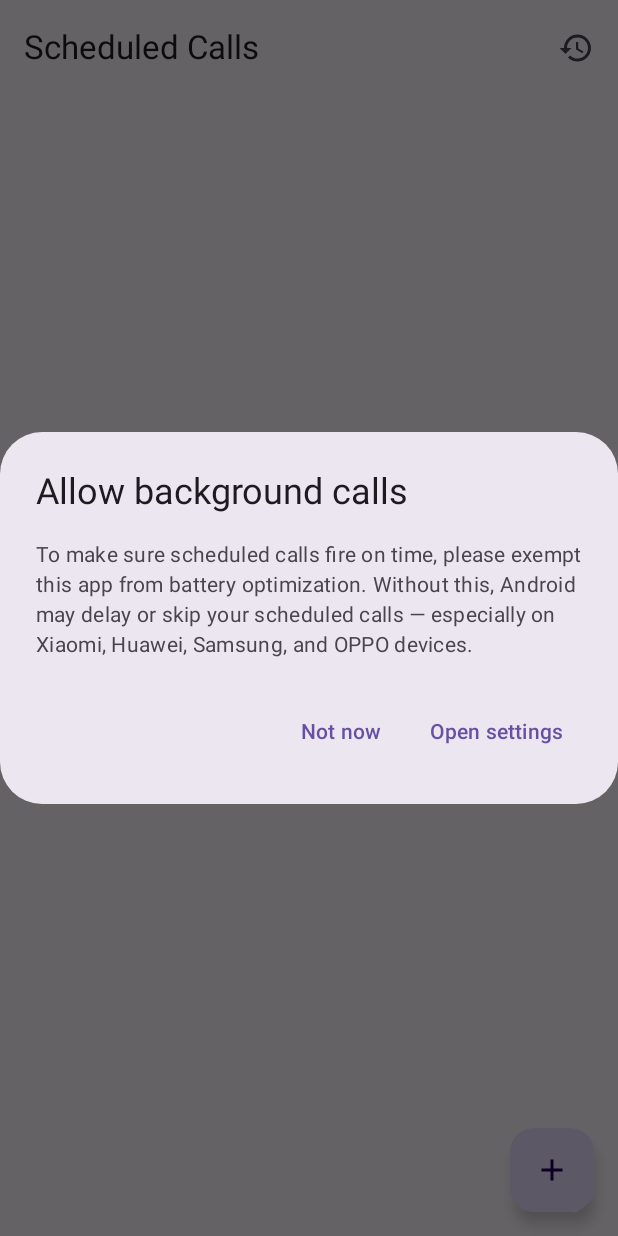
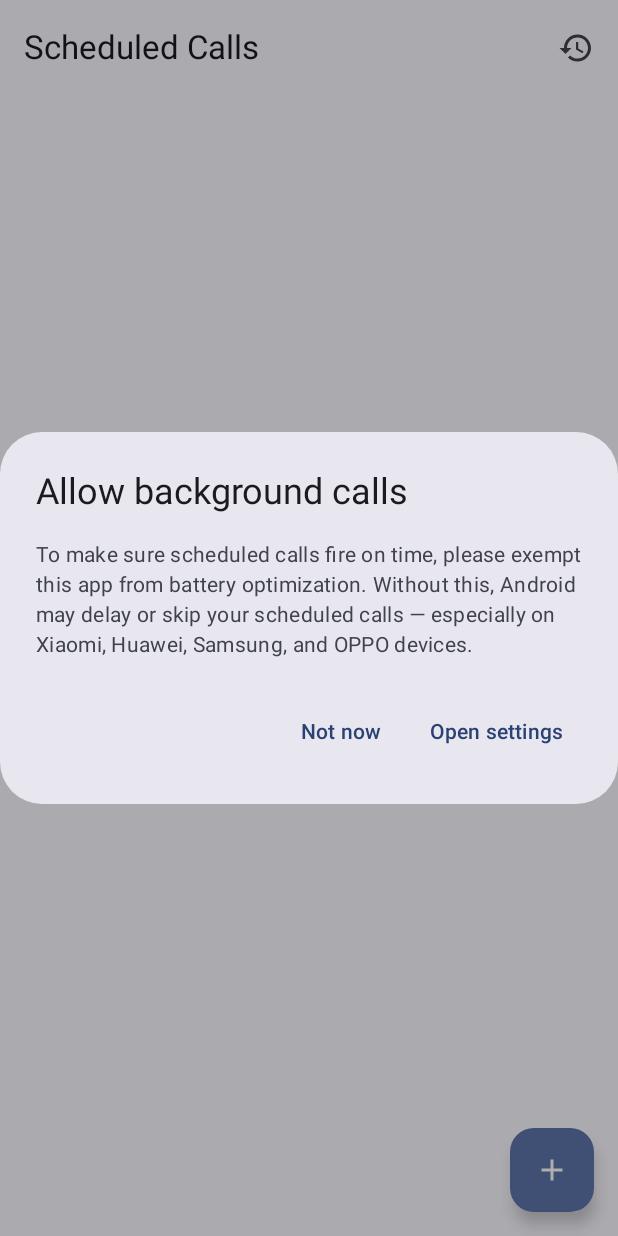
Before and after one commit to Mutua-Caleb/Scheduler, an Android app built with Jetpack Compose: the screen it shows after launch (MainActivity), on a phone screen of 412 x 824 dp. Run offline under Robolectric (Android 15) with nearby library versions, the phone set to English and light mode, and no system bars; our stand-ins replace Room's generated code.

Commit message:
Add tests, l10n, dark theme, timezone-aware scheduling
Timezone:
- ScheduledCall now stores LocalDateTime + ZoneId alongside the derived
  scheduledTimeMillis. Captures the device zone at save time.
- Recurrence.nextOccurrence operates on LocalDateTime so DST transitions
  are handled correctly (e.g. "8 AM daily" stays at 8 AM wall-clock
  through spring-forward and fall-back).
- ScheduledCallTime.computeMillis converts (local, zone) -> instant.
- BootReceiver recomputes millis in the stored zone (handles DST that
  occurred during downtime) but never overwrites a future fire time
  that's already been adjusted (e.g. by a snooze).
- CallExecutor.advanceRecurrence uses LocalDateTime arithmetic in the
  stored zone, so recurring calls follow the original zone — calendar-
  style behavior when traveling.
- Edit screen and list now display the saved zone alongside the time.

Tests:
- JUnit tests for Recurrence (NONE/DAILY/WEEKLY/WEEKDAYS, weekend skip)
  and ScheduledCallTime.computeMillis (DST gap, cross-zone instants).
- Added junit dependency and testImplementation.

Localization:
- All user-facing strings moved to res/values/strings.xml. Compose uses
  stringResource; Service/notification code uses Context.getString.
- Recurrence.label switched from a hardcoded String to a string resource
  resolved via Context.

Dark theme:
- New SchedulerTheme uses Material3 dynamic color on API 31+ and a
  curated light/dark color scheme as fallback.
- Activity parent theme switched to Theme.Material3.DayNight.NoActionBar
  (added com.google.android.material:material dependency).

Schema bumped to v3 with destructive migration.

```diff
--- a/app/build.gradle.kts
+++ b/app/build.gradle.kts
@@ -60,5 +60,7 @@ dependencies {
     implementation(libs.androidx.room.ktx)
     ksp(libs.androidx.room.compiler)
     implementation(libs.kotlinx.coroutines.android)
+    implementation(libs.google.material)
     debugImplementation(libs.androidx.ui.tooling)
+    testImplementation(libs.junit)
 }
--- a/app/src/main/java/com/scheduler/calls/data/AppDatabase.kt
+++ b/app/src/main/java/com/scheduler/calls/data/AppDatabase.kt
@@ -19,7 +19,7 @@ class Converters {
 
 @Database(
     entities = [ScheduledCall::class, CallEvent::class],
-    version = 2,
+    version = 3,
     exportSchema = false
 )
 @TypeConverters(Converters::class)
--- a/app/src/main/java/com/scheduler/calls/ui/MainActivity.kt
+++ b/app/src/main/java/com/scheduler/calls/ui/MainActivity.kt
@@ -26,11 +26,14 @@ import androidx.compose.runtime.mutableStateOf
 import androidx.compose.runtime.remember
 import androidx.compose.runtime.setValue
 import androidx.compose.ui.Modifier
+import androidx.compose.ui.res.stringResource
 import androidx.core.content.edit
 import androidx.navigation.compose.NavHost
 import androidx.navigation.compose.composable
 import androidx.navigation.compose.rememberNavController
+import com.scheduler.calls.R
 import com.scheduler.calls.alarm.CallNotifications
+import com.scheduler.calls.ui.theme.SchedulerTheme
 
 class MainActivity : ComponentActivity() {
 
@@ -47,8 +50,11 @@ class MainActivity : ComponentActivity() {
         requestStartupPermissions()
 
         setContent {
-            MaterialTheme {
-                Surface(modifier = Modifier.fillMaxSize(), color = MaterialTheme.colorScheme.background) {
+            SchedulerTheme {
+                Surface(
+                    modifier = Modifier.fillMaxSize(),
+                    color = MaterialTheme.colorScheme.background
+                ) {
                     val navController = rememberNavController()
                     val calls by viewModel.calls.collectAsState()
                     val history by viewModel.history.collectAsState()
@@ -85,10 +91,10 @@ class MainActivity : ComponentActivity() {
                             val existing = calls.firstOrNull { it.id == id }
                             EditScheduleScreen(
                                 existing = existing,
-                                onSave = { name, phone, time, notes, recurrence ->
+                                onSave = { name, phone, local, zone, notes, recurrence ->
                                     ensureExactAlarmPermission()
                                     ensureOverlayPermission()
-                                    viewModel.saveCall(id, name, phone, time, notes, recurrence)
+                                    viewModel.saveCall(id, name, phone, local, zone, notes, recurrence)
                                     navController.popBackStack()
                                 },
                                 onCancel = { navController.popBackStack() }
@@ -170,20 +176,17 @@ class MainActivity : ComponentActivity() {
 private fun BatteryOptimizationDialog(onConfirm: () -> Unit, onDismiss: () -> Unit) {
     AlertDialog(
         onDismissRequest = onDismiss,
-        title = { Text("Allow background calls") },
-        text = {
-            Text(
-                "To make sure scheduled calls fire on time, please exempt this app " +
-                    "from battery optimization. Without this, Android may delay or " +
-                    "skip your scheduled calls — especially on Xiaomi, Huawei, " +
-                    "Samsung, and OPPO devices."
-            )
-        },
+        title = { Text(stringResource(R.string.battery_dialog_title)) },
+        text = { Text(stringResource(R.string.battery_dialog_message)) },
         confirmButton = {
-            TextButton(onClick = onConfirm) { Text("Open settings") }
+            TextButton(onClick = onConfirm) {
+                Text(stringResource(R.string.battery_dialog_open))
+            }
         },
         dismissButton = {
-            TextButton(onClick = onDismiss) { Text("Not now") }
+            TextButton(onClick = onDismiss) {
+                Text(stringResource(R.string.battery_dialog_not_now))
+            }
         }
     )
 }
--- a/app/src/main/java/com/scheduler/calls/ui/ScheduleListScreen.kt
+++ b/app/src/main/java/com/scheduler/calls/ui/ScheduleListScreen.kt
@@ -26,11 +26,13 @@ import androidx.compose.material3.TopAppBar
 import androidx.compose.runtime.Composable
 import androidx.compose.ui.Alignment
 import androidx.compose.ui.Modifier
+import androidx.compose.ui.platform.LocalContext
+import androidx.compose.ui.res.stringResource
 import androidx.compose.ui.text.font.FontWeight
 import androidx.compose.ui.unit.dp
+import com.scheduler.calls.R
 import com.scheduler.calls.data.ScheduledCall
-import java.text.SimpleDateFormat
-import java.util.Date
+import java.time.format.DateTimeFormatter
 import java.util.Locale
 
 @OptIn(ExperimentalMaterial3Api::class)
@@ -45,17 +47,20 @@ fun ScheduleListScreen(
     Scaffold(
         topBar = {
             TopAppBar(
-                title = { Text("Scheduled Calls") },
+                title = { Text(stringResource(R.string.list_title)) },
                 actions = {
                     IconButton(onClick = onHistory) {
-                        Icon(Icons.Default.History, contentDescription = "History")
+                        Icon(
+                            Icons.Default.History,
+                            contentDescription = stringResource(R.string.action_history)
+                        )
                     }
                 }
             )
         },
         floatingActionButton = {
             FloatingActionButton(onClick = onAdd) {
-                Icon(Icons.Default.Add, contentDescription = "Add")
+                Icon(Icons.Default.Add, contentDescription = stringResource(R.string.action_add))
             }
         }
     ) { padding ->
@@ -64,7 +69,7 @@ fun ScheduleListScreen(
                 modifier = Modifier.fillMaxSize().padding(padding),
                 contentAlignment = Alignment.Center
             ) {
-                Text("No scheduled calls. Tap + to add one.")
+                Text(stringResource(R.string.list_empty))
             }
         } else {
             LazyColumn(
@@ -85,6 +90,7 @@ private fun CallRow(
     onEdit: (ScheduledCall) -> Unit,
     onDelete: (ScheduledCall) -> Unit
 ) {
+    val context = LocalContext.current
     Card(
         modifier = Modifier
             .fillMaxWidth()
@@ -97,7 +103,17 @@ private fun CallRow(
             Column(modifier = Modifier.weight(1f)) {
                 Text(call.contactName.ifBlank { call.phoneNumber }, fontWeight = FontWeight.Bold)
                 Text(call.phoneNumber, style = MaterialTheme.typography.bodySmall)
-                Text(formatTime(call.scheduledTimeMillis), style = MaterialTheme.typography.bodyMedium)
+                Text(formatLocal(call), style = MaterialTheme.typography.bodyMedium)
+                Text(
+                    stringResource(R.string.zone_label, call.zoneId),
+                    style = MaterialTheme.typography.labelSmall
+                )
+                if (call.recurrence != com.scheduler.calls.data.Recurrence.NONE) {
+                    Text(
+                        stringResource(R.string.repeats_prefix, call.recurrence.label(context)),
+                        style = MaterialTheme.typography.labelSmall
+                    )
+                }
                 if (call.notes.isNotBlank()) {
                     Text(
                         text = call.notes,
@@ -107,19 +123,24 @@ private fun CallRow(
                 }
                 if (call.triggered) {
                     Text(
-                        text = "Triggered",
+                        text = stringResource(R.string.status_triggered),
                         style = MaterialTheme.typography.labelSmall,
                         color = MaterialTheme.colorScheme.primary
                     )
                 }
             }
             IconButton(onClick = { onDelete(call) }) {
-                Icon(Icons.Default.Delete, contentDescription = "Delete")
+                Icon(
+                    Icons.Default.Delete,
+                    contentDescription = stringResource(R.string.action_delete)
+                )
             }
         }
     }
 }
 
-private val displayFormat = SimpleDateFormat("EEE, MMM d • h:mm a", Locale.getDefault())
+private val rowFormatter: DateTimeFormatter =
+    DateTimeFormatter.ofPattern("EEE, MMM d • h:mm a", Locale.getDefault())
 
-private fun formatTime(millis: Long): String = displayFormat.format(Date(millis))
+private fun formatLocal(call: ScheduledCall): String =
+    rowFormatter.format(call.parsedLocalDateTime())
--- /dev/null
+++ b/app/src/main/java/com/scheduler/calls/ui/theme/Theme.kt
@@ -0,0 +1,52 @@
+package com.scheduler.calls.ui.theme
+
+import android.os.Build
+import androidx.compose.foundation.isSystemInDarkTheme
+import androidx.compose.material3.MaterialTheme
+import androidx.compose.material3.darkColorScheme
+import androidx.compose.material3.dynamicDarkColorScheme
+import androidx.compose.material3.dynamicLightColorScheme
+import androidx.compose.material3.lightColorScheme
+import androidx.compose.runtime.Composable
+import androidx.compose.ui.graphics.Color
+import androidx.compose.ui.platform.LocalContext
+
+private val LightColors = lightColorScheme(
+    primary = Color(0xFF6650A4),
+    onPrimary = Color.White,
+    primaryContainer = Color(0xFFEADDFF),
+    onPrimaryContainer = Color(0xFF21005D),
+    secondary = Color(0xFF625B71),
+    background = Color(0xFFFFFBFE),
+    surface = Color(0xFFFFFBFE),
+    onBackground = Color(0xFF1C1B1F),
+    onSurface = Color(0xFF1C1B1F)
+)
+
+private val DarkColors = darkColorScheme(
+    primary = Color(0xFFD0BCFF),
+    onPrimary = Color(0xFF381E72),
+    primaryContainer = Color(0xFF4F378B),
+    onPrimaryContainer = Color(0xFFEADDFF),
+    secondary = Color(0xFFCCC2DC),
+    background = Color(0xFF1C1B1F),
+    surface = Color(0xFF1C1B1F),
+    onBackground = Color(0xFFE6E1E5),
+    onSurface = Color(0xFFE6E1E5)
+)
+
+@Composable
+fun SchedulerTheme(
+    darkTheme: Boolean = isSystemInDarkTheme(),
+    dynamicColor: Boolean = true,
+    content: @Composable () -> Unit
+) {
+    val context = LocalContext.current
+    val colorScheme = when {
+        dynamicColor && Build.VERSION.SDK_INT >= Build.VERSION_CODES.S ->
+            if (darkTheme) dynamicDarkColorScheme(context) else dynamicLightColorScheme(context)
+        darkTheme -> DarkColors
+        else -> LightColors
+    }
+    MaterialTheme(colorScheme = colorScheme, content = content)
+}
--- a/app/src/main/res/values/strings.xml
+++ b/app/src/main/res/values/strings.xml
@@ -1,4 +1,63 @@
 <?xml version="1.0" encoding="utf-8"?>
 <resources>
     <string name="app_name">Call Scheduler</string>
+
+    <!-- List screen -->
+    <string name="list_title">Scheduled Calls</string>
+    <string name="list_empty">No scheduled calls. Tap + to add one.</string>
+    <string name="action_add">Add</string>
+    <string name="action_delete">Delete</string>
+    <string name="action_history">History</string>
+    <string name="status_triggered">Triggered</string>
+    <string name="zone_label">Zone: %1$s</string>
+
+    <!-- Edit screen -->
+    <string name="edit_title_new">New Call</string>
+    <string name="edit_title_edit">Edit Call</string>
+    <string name="pick_from_contacts">Pick from contacts</string>
+    <string name="label_contact_name">Contact name</string>
+    <string name="label_phone_number">Phone number</string>
+    <string name="label_notes">Notes (shown when calling)</string>
+    <string name="scheduled_prefix">Scheduled: %1$s</string>
+    <string name="pick_date">Pick date</string>
+    <string name="pick_time">Pick time</string>
+    <string name="repeats_prefix">Repeats: %1$s</string>
+    <string name="action_cancel">Cancel</string>
+    <string name="action_save">Save</string>
+
+    <!-- Recurrence -->
+    <string name="recurrence_none">Once</string>
+    <string name="recurrence_daily">Every day</string>
+    <string name="recurrence_weekdays">Weekdays</string>
+    <string name="recurrence_weekly">Every week</string>
+
+    <!-- History -->
+    <string name="history_title">Call history</string>
+    <string name="history_empty">No call history yet.</string>
+    <string name="action_back">Back</string>
+    <string name="outcome_called">Called</string>
+    <string name="outcome_auto_fired">Auto-dialed</string>
+    <string name="outcome_snoozed">Snoozed</string>
+    <string name="outcome_cancelled">Cancelled</string>
+
+    <!-- Battery optimization dialog -->
+    <string name="battery_dialog_title">Allow background calls</string>
+    <string name="battery_dialog_message">To make sure scheduled calls fire on time, please exempt this app from battery optimization. Without this, Android may delay or skip your scheduled calls — especially on Xiaomi, Huawei, Samsung, and OPPO devices.</string>
+    <string name="battery_dialog_open">Open settings</string>
+    <string name="battery_dialog_not_now">Not now</string>
+
+    <!-- Notifications -->
+    <string name="channel_confirm_name">Call confirmation</string>
+    <string name="channel_confirm_description">Heads-up before placing a scheduled call</string>
+    <string name="channel_notes_name">Call notes</string>
+    <string name="channel_notes_description">Shows your notes during a scheduled call</string>
+    <string name="confirm_title">Calling %1$s</string>
+    <string name="confirm_auto_dial">Auto-dialing in 30s.</string>
+    <string name="action_call_now">Call now</string>
+    <string name="action_snooze">Snooze 10m</string>
+    <string name="overlay_default_title">Call notes</string>
+    <string name="overlay_calling">Calling %1$s</string>
+    <string name="overlay_default_body">Showing your scheduled call notes</string>
+    <string name="overlay_no_notes">(no notes)</string>
+    <string name="overlay_dismiss">Dismiss</string>
 </resources>
--- a/app/src/main/res/values/themes.xml
+++ b/app/src/main/res/values/themes.xml
@@ -1,4 +1,4 @@
 <?xml version="1.0" encoding="utf-8"?>
 <resources>
-    <style name="Theme.Scheduler" parent="android:Theme.Material.Light.NoActionBar" />
+    <style name="Theme.Scheduler" parent="Theme.Material3.DayNight.NoActionBar" />
 </resources>
--- a/gradle/libs.versions.toml
+++ b/gradle/libs.versions.toml
@@ -9,6 +9,8 @@ composeBom = "2024.09.00"
 room = "2.6.1"
 navigation = "2.8.0"
 coroutines = "1.8.1"
+material = "1.12.0"
+junit = "4.13.2"
 
 [libraries]
 androidx-core-ktx = { group = "androidx.core", name = "core-ktx", version.ref = "coreKtx" }
@@ -27,6 +29,8 @@ androidx-room-runtime = { group = "androidx.room", name = "room-runtime", versio
 androidx-room-ktx = { group = "androidx.room", name = "room-ktx", version.ref = "room" }
 androidx-room-compiler = { group = "androidx.room", name = "room-compiler", version.ref = "room" }
 kotlinx-coroutines-android = { group = "org.jetbrains.kotlinx", name = "kotlinx-coroutines-android", version.ref = "coroutines" }
+google-material = { group = "com.google.android.material", name = "material", version.ref = "material" }
+junit = { group = "junit", name = "junit", version.ref = "junit" }
 
 [plugins]
 android-application = { id = "com.android.application", version.ref = "agp" }
```
Also changed, not shown: app/src/main/java/com/scheduler/calls/alarm/BootReceiver.kt (+16 -1 lines), app/src/main/java/com/scheduler/calls/alarm/CallExecutor.kt (+10 -3 lines), app/src/main/java/com/scheduler/calls/alarm/CallNotifications.kt (+34 -21 lines), app/src/main/java/com/scheduler/calls/data/Recurrence.kt (+20 -21 lines), app/src/main/java/com/scheduler/calls/data/ScheduledCall.kt (+13 -1 lines), app/src/main/java/com/scheduler/calls/overlay/NotesOverlayService.kt (+14 -5 lines), app/src/main/java/com/scheduler/calls/ui/CallsViewModel.kt (+12 -5 lines), app/src/main/java/com/scheduler/calls/ui/EditScheduleScreen.kt (+55 -56 lines), app/src/main/java/com/scheduler/calls/ui/HistoryScreen.kt (+14 -9 lines), 2 other files.
